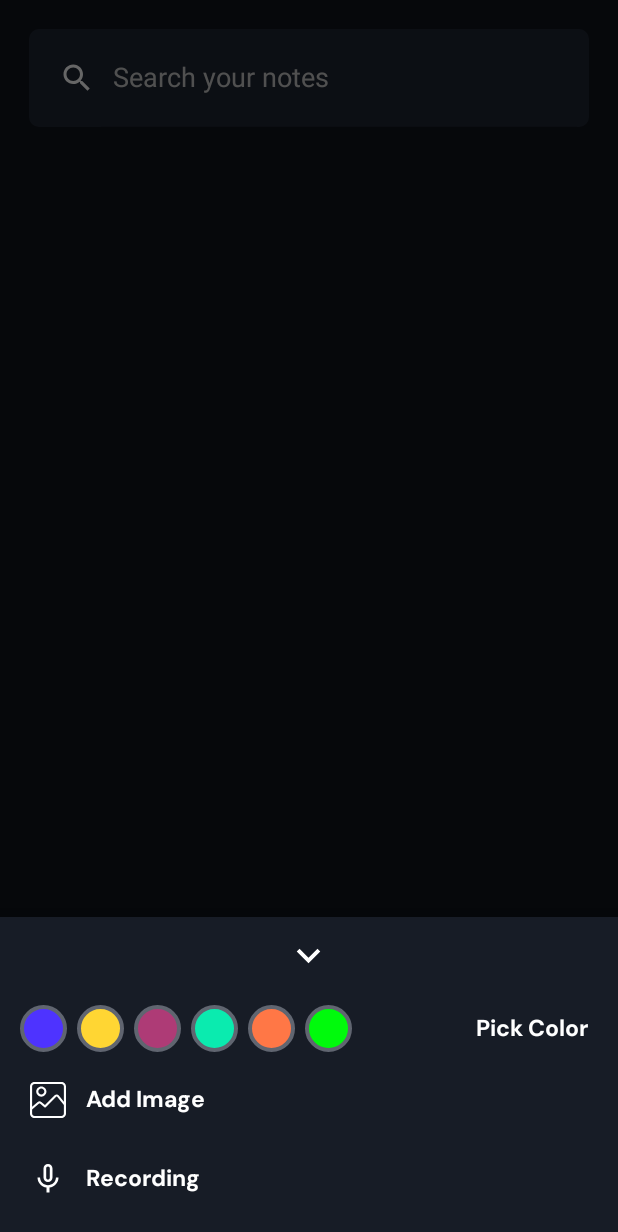
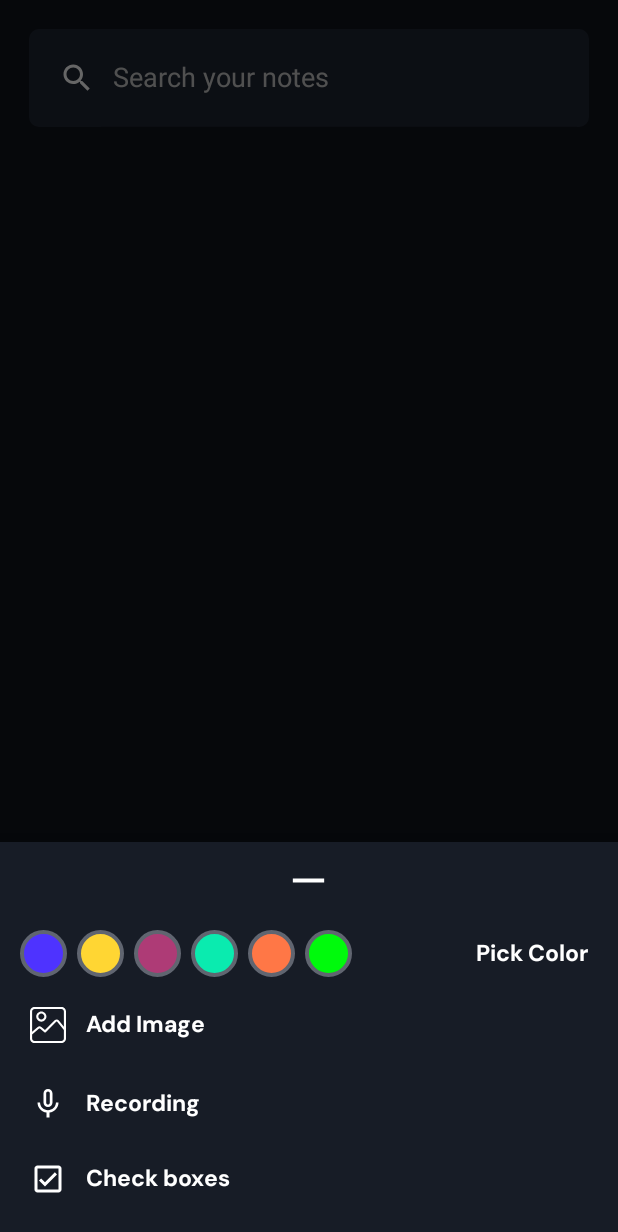
Before and after one commit to aritra-tech/KeepIt, an Android app: the fragment NoteBottomSheetFragment placed in its activity, on a phone screen of 412 x 824 dp. Shown: the top 1232 px of the screen. Run offline under Robolectric (Android 15) with nearby library versions, the phone set to English and light mode, and no system bars; our stand-ins replace Room's generated code, sdp/ssp sizes.

Commit message:
Changes the Bottom Sheet Fragment ☑

```diff
--- /dev/null
+++ b/app/src/main/res/drawable/check_box.xml
@@ -0,0 +1,5 @@
+<vector android:height="24dp" android:tint="#FFFFFF"
+    android:viewportHeight="24" android:viewportWidth="24"
+    android:width="24dp" xmlns:android="http://schemas.android.com/apk/res/android">
+    <path android:fillColor="@android:color/white" android:pathData="M19,3L5,3c-1.1,0 -2,0.9 -2,2v14c0,1.1 0.9,2 2,2h14c1.1,0 2,-0.9 2,-2L21,5c0,-1.1 -0.9,-2 -2,-2zM19,19L5,19L5,5h14v14zM17.99,9l-1.41,-1.42 -6.59,6.59 -2.58,-2.57 -1.42,1.41 4,3.99z"/>
+</vector>
--- /dev/null
+++ b/app/src/main/res/drawable/horizontal_rule.xml
@@ -0,0 +1,6 @@
+<vector android:height="24dp" android:tint="#FFFFFF"
+    android:viewportHeight="24" android:viewportWidth="24"
+    android:width="24dp" xmlns:android="http://schemas.android.com/apk/res/android">
+    <path android:fillColor="@android:color/white"
+        android:fillType="evenOdd" android:pathData="M4,11h16v2h-16z"/>
+</vector>
--- a/app/src/main/res/layout/fragment_create_note.xml
+++ b/app/src/main/res/layout/fragment_create_note.xml
@@ -275,7 +275,7 @@
             android:layout_width="@dimen/_24sdp"
             android:layout_height="@dimen/_24sdp"
             android:layout_gravity="center"
-            android:src="@drawable/arrow_up" />
+            android:src="@drawable/horizontal_rule" />
     </FrameLayout>
 
 
--- a/app/src/main/res/layout/fragment_notes_bottom_sheet.xml
+++ b/app/src/main/res/layout/fragment_notes_bottom_sheet.xml
@@ -26,7 +26,7 @@
             android:layout_gravity="center"
             android:layout_width="@dimen/_24sdp"
             android:layout_height="@dimen/_24sdp"
-            android:src="@drawable/arrow_down"/>
+            android:src="@drawable/horizontal_rule"/>
     </FrameLayout>
     <LinearLayout
         android:layout_width="match_parent"
@@ -247,6 +247,47 @@
 
     </LinearLayout>
 
+    <LinearLayout
+        android:id="@+id/layoutcheckbox"
+        android:layout_width="match_parent"
+        android:layout_height="wrap_content"
+        app:layout_constraintBottom_toBottomOf="parent"
+        app:layout_constraintStart_toStartOf="parent"
+        app:layout_constraintEnd_toEndOf="parent"
+        android:background="@color/colorPrimary"
+        android:gravity="center"
+        android:layout_marginStart="@dimen/_10sdp"
+        android:layout_marginEnd="@dimen/_10sdp"
+        android:layout_marginBottom="@dimen/_20sdp"
+        android:orientation="horizontal">
+
+
+        <ImageView
+            android:layout_width="wrap_content"
+            android:layout_height="wrap_content"
+            android:src="@drawable/check_box"
+            android:layout_marginStart="@dimen/_5sdp"
+            android:layout_marginEnd="@dimen/_10sdp"
+            app:tint="@color/ColorWhite" />
+
+        <TextView
+            android:layout_width="match_parent"
+            android:layout_height="wrap_content"
+            app:layout_constraintTop_toBottomOf="@id/etNoteTitle"
+            app:layout_constraintStart_toStartOf="parent"
+            app:layout_constraintEnd_toEndOf="parent"
+            android:textColor="@color/ColorWhite"
+            android:textSize="@dimen/_12ssp"
+            android:text="Check boxes"
+            android:fontFamily="@font/dm_sans_bold"
+            android:maxLines="1"
+            android:ellipsize="end"
+            />
+
+
+
+    </LinearLayout>
+
 
     <LinearLayout
         android:id="@+id/layoutDeleteNote"
```
